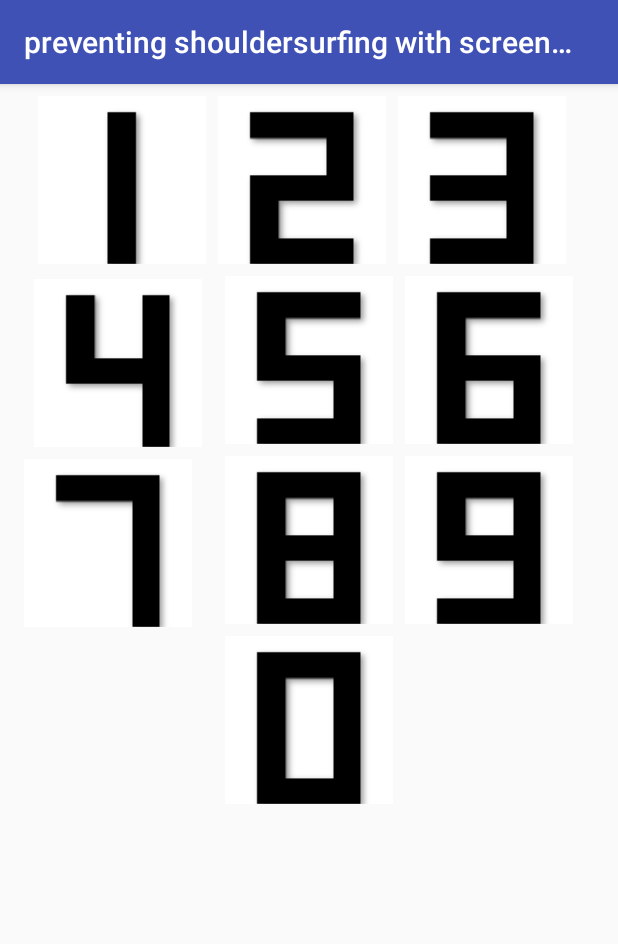
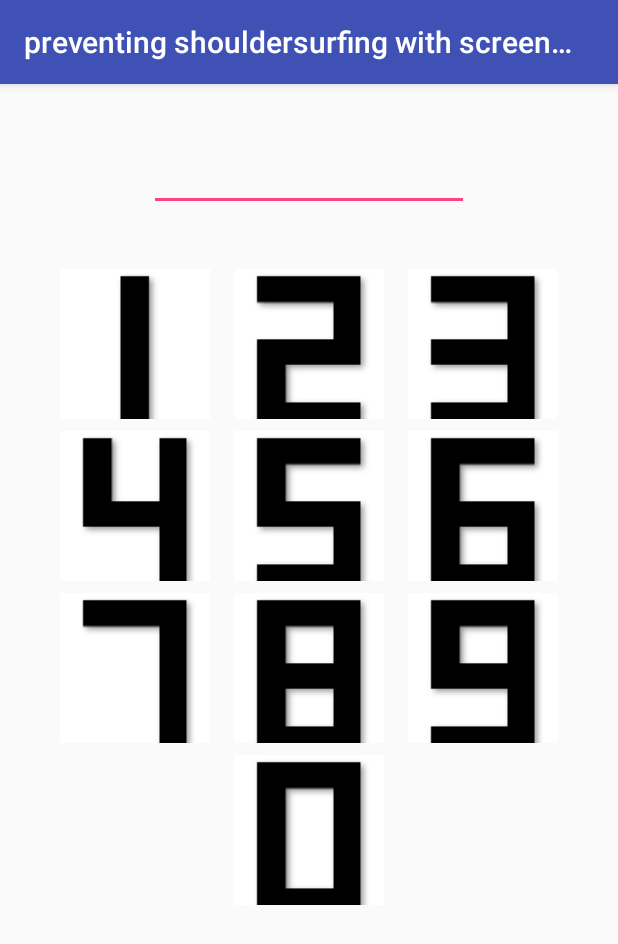
Before and after one commit to ShoFurukawa/preventingshouldersurfingwithscreenmovement, an Android app: the screen it shows after launch (MainActivity), on a phone screen of 412 x 824 dp. Shown: the top 944 px of the screen. Run offline under Robolectric (Android 15) with nearby library versions, the phone set to English and light mode, and no system bars.

Commit message:
パスワード入力用のEditTextを追加し、文字数を４に制限した。パスワード設定用の画面のactivityを追加(何も書いてない)

```diff
--- a/app/src/main/AndroidManifest.xml
+++ b/app/src/main/AndroidManifest.xml
@@ -16,6 +16,9 @@
                 <category android:name="android.intent.category.LAUNCHER" />
             </intent-filter>
         </activity>
+        <activity android:name=".SetPassword">
+
+        </activity>
     </application>
 
 </manifest>
--- a/app/src/main/java/com/application/shohei/preventingshouldersurfingwithscreenmovement/MainActivity.kt
+++ b/app/src/main/java/com/application/shohei/preventingshouldersurfingwithscreenmovement/MainActivity.kt
@@ -2,12 +2,20 @@ package com.application.shohei.preventingshouldersurfingwithscreenmovement
 
 import android.support.v7.app.AppCompatActivity
 import android.os.Bundle
+import android.widget.Button
+import android.widget.EditText
+import android.widget.ImageButton
+
 
 class MainActivity : AppCompatActivity() {
 
     override fun onCreate(savedInstanceState: Bundle?) {
         super.onCreate(savedInstanceState)
         setContentView(R.layout.activity_main)
+        //EditTextでキーボード入力が出ないようにした
+        val editText:EditText = findViewById(R.id.editText)
+        editText.keyListener = null
+
 
     }
 }
--- /dev/null
+++ b/app/src/main/java/com/application/shohei/preventingshouldersurfingwithscreenmovement/SetPassword.kt
@@ -0,0 +1,12 @@
+package com.application.shohei.preventingshouldersurfingwithscreenmovement
+
+import android.support.v7.app.AppCompatActivity
+import android.os.Bundle
+
+class SetPassword : AppCompatActivity() {
+
+    override fun onCreate(savedInstanceState: Bundle?) {
+        super.onCreate(savedInstanceState)
+        setContentView(R.layout.activity_set_password)
+    }
+}
--- a/app/src/main/res/layout/activity_main.xml
+++ b/app/src/main/res/layout/activity_main.xml
@@ -8,10 +8,10 @@
 
     <ImageButton
         android:id="@+id/one"
-        android:layout_width="112dp"
-        android:layout_height="112dp"
+        android:layout_width="100dp"
+        android:layout_height="100dp"
         android:layout_marginStart="8dp"
-        android:layout_marginEnd="8dp"
+        android:layout_marginEnd="16dp"
         app:layout_constraintBottom_toBottomOf="parent"
         app:layout_constraintEnd_toStartOf="@+id/two"
         app:layout_constraintHorizontal_bias="1.0"
@@ -22,25 +22,25 @@
 
     <ImageButton
         android:id="@+id/two"
-        android:layout_width="112dp"
-        android:layout_height="112dp"
-        android:layout_marginStart="8dp"
+        android:layout_width="100dp"
+        android:layout_height="100dp"
+        android:layout_marginStart="16dp"
         android:layout_marginTop="8dp"
-        android:layout_marginEnd="8dp"
+        android:layout_marginEnd="16dp"
         android:layout_marginBottom="8dp"
         app:layout_constraintBottom_toBottomOf="parent"
         app:layout_constraintEnd_toEndOf="parent"
-        app:layout_constraintHorizontal_bias="0.484"
         app:layout_constraintStart_toStartOf="parent"
         app:layout_constraintTop_toTopOf="parent"
-        app:layout_constraintVertical_bias="0.0"
+        app:layout_constraintVertical_bias="0.177"
         app:srcCompat="@drawable/number_2" />
 
     <ImageButton
         android:id="@+id/three"
-        android:layout_width="112dp"
-        android:layout_height="112dp"
-        android:layout_marginStart="8dp"
+        android:layout_width="100dp"
+        android:layout_height="100dp"
+        android:layout_marginStart="16dp"
+        android:layout_marginEnd="8dp"
         app:layout_constraintBottom_toBottomOf="parent"
         app:layout_constraintEnd_toEndOf="parent"
         app:layout_constraintHorizontal_bias="0.0"
@@ -51,25 +51,25 @@
 
     <ImageButton
         android:id="@+id/four"
-        android:layout_width="112dp"
-        android:layout_height="112dp"
+        android:layout_width="100dp"
+        android:layout_height="100dp"
         android:layout_marginStart="8dp"
-        android:layout_marginEnd="8dp"
+        android:layout_marginEnd="16dp"
         app:layout_constraintBottom_toBottomOf="parent"
         app:layout_constraintEnd_toStartOf="@+id/five"
-        app:layout_constraintHorizontal_bias="0.666"
+        app:layout_constraintHorizontal_bias="1.0"
         app:layout_constraintStart_toStartOf="parent"
         app:layout_constraintTop_toTopOf="@+id/five"
-        app:layout_constraintVertical_bias="0.004"
+        app:layout_constraintVertical_bias="0.0"
         app:srcCompat="@drawable/number_4" />
 
     <ImageButton
         android:id="@+id/five"
-        android:layout_width="112dp"
-        android:layout_height="112dp"
-        android:layout_marginStart="8dp"
+        android:layout_width="100dp"
+        android:layout_height="100dp"
+        android:layout_marginStart="16dp"
         android:layout_marginTop="8dp"
-        android:layout_marginEnd="8dp"
+        android:layout_marginEnd="16dp"
         android:layout_marginBottom="8dp"
         app:layout_constraintBottom_toBottomOf="parent"
         app:layout_constraintEnd_toEndOf="parent"
@@ -80,9 +80,9 @@
 
     <ImageButton
         android:id="@+id/six"
-        android:layout_width="112dp"
-        android:layout_height="112dp"
-        android:layout_marginStart="8dp"
+        android:layout_width="100dp"
+        android:layout_height="100dp"
+        android:layout_marginStart="16dp"
         android:layout_marginEnd="8dp"
         app:layout_constraintBottom_toBottomOf="parent"
         app:layout_constraintEnd_toEndOf="parent"
@@ -94,14 +94,14 @@
 
     <ImageButton
         android:id="@+id/seven"
-        android:layout_width="112dp"
-        android:layout_height="112dp"
+        android:layout_width="100dp"
+        android:layout_height="100dp"
         android:layout_marginStart="8dp"
         android:layout_marginTop="8dp"
-        android:layout_marginEnd="8dp"
+        android:layout_marginEnd="16dp"
         app:layout_constraintBottom_toBottomOf="parent"
         app:layout_constraintEnd_toStartOf="@+id/eight"
-        app:layout_constraintHorizontal_bias="0.375"
+        app:layout_constraintHorizontal_bias="1.0"
         app:layout_constraintStart_toStartOf="parent"
         app:layout_constraintTop_toBottomOf="@+id/four"
         app:layout_constraintVertical_bias="0.0"
@@ -109,11 +109,11 @@
 
     <ImageButton
         android:id="@+id/eight"
-        android:layout_width="112dp"
-        android:layout_height="112dp"
-        android:layout_marginStart="8dp"
+        android:layout_width="100dp"
+        android:layout_height="100dp"
+        android:layout_marginStart="16dp"
         android:layout_marginTop="8dp"
-        android:layout_marginEnd="8dp"
+        android:layout_marginEnd="16dp"
         android:layout_marginBottom="8dp"
         app:layout_constraintBottom_toBottomOf="parent"
         app:layout_constraintEnd_toEndOf="parent"
@@ -124,9 +124,9 @@
 
     <ImageButton
         android:id="@+id/nine"
-        android:layout_width="112dp"
-        android:layout_height="112dp"
-        android:layout_marginStart="8dp"
+        android:layout_width="100dp"
+        android:layout_height="100dp"
+        android:layout_marginStart="16dp"
         android:layout_marginTop="8dp"
         android:layout_marginEnd="8dp"
         app:layout_constraintBottom_toBottomOf="parent"
@@ -139,8 +139,8 @@
 
     <ImageButton
         android:id="@+id/zero"
-        android:layout_width="112dp"
-        android:layout_height="112dp"
+        android:layout_width="100dp"
+        android:layout_height="100dp"
         android:layout_marginStart="8dp"
         android:layout_marginTop="8dp"
         android:layout_marginEnd="8dp"
@@ -152,4 +152,17 @@
         app:layout_constraintVertical_bias="0.0"
         app:srcCompat="@drawable/number_0" />
 
+    <EditText
+        android:id="@+id/editText"
+        android:layout_width="wrap_content"
+        android:layout_height="wrap_content"
+        android:ems="10"
+        android:inputType="textPassword"
+        android:maxLength="4"
+        app:layout_constraintBottom_toTopOf="@+id/one"
+        app:layout_constraintEnd_toEndOf="parent"
+        app:layout_constraintHorizontal_bias="0.5"
+        app:layout_constraintStart_toStartOf="parent"
+        app:layout_constraintTop_toTopOf="parent" />
+
 </android.support.constraint.ConstraintLayout>
--- /dev/null
+++ b/app/src/main/res/layout/activity_set_password.xml
@@ -0,0 +1,10 @@
+<?xml version="1.0" encoding="utf-8"?>
+<android.support.constraint.ConstraintLayout xmlns:android="http://schemas.android.com/apk/res/android"
+    xmlns:app="http://schemas.android.com/apk/res-auto"
+    xmlns:tools="http://schemas.android.com/tools"
+    android:layout_width="match_parent"
+    android:layout_height="match_parent"
+    tools:context=".SetPassword">
+
+
+</android.support.constraint.ConstraintLayout>
```
